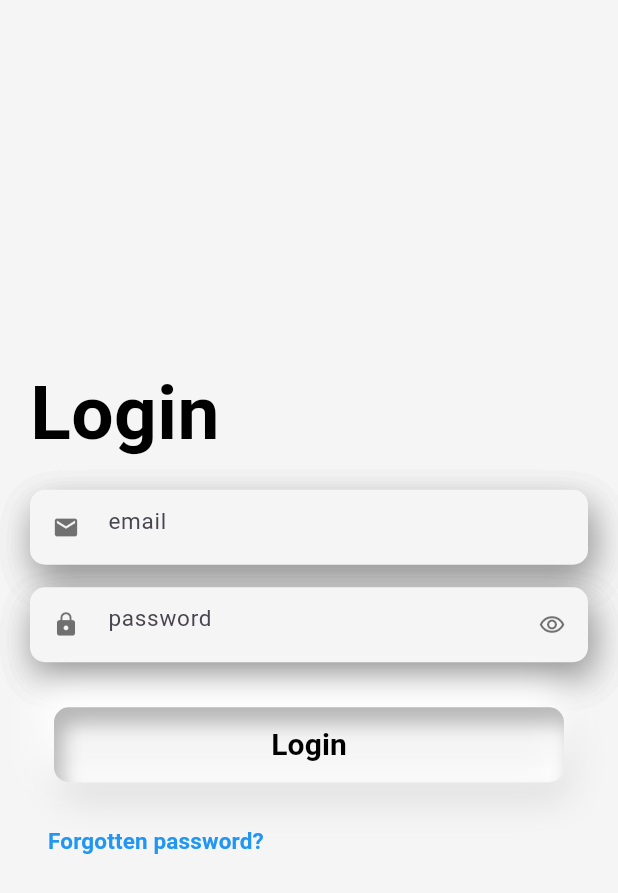
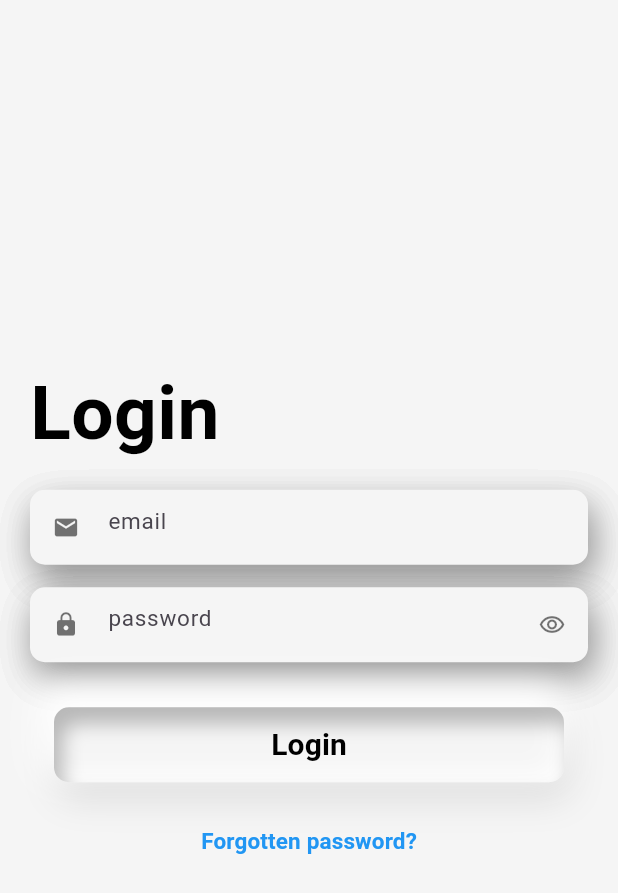
Before and after one commit to hendmosaad/Login, a Flutter app: the screen it shows after launch, on a phone screen of 412 x 824 dp. Shown: the top 893 px of the screen. Run offline on Flutter 3.47's test engine with Material 3 defaults, Android fonts, the phone set to English and light mode, and no system bars; our stand-ins replace flutter_inset_box_shadow.

Commit message:
new commit

```diff
--- a/lib/login_screen.dart
+++ b/lib/login_screen.dart
@@ -33,7 +33,9 @@ class LoginScreen extends StatelessWidget {
                 SizedBox(height:sizedBoxHeight ,),
                 loginButton(formKey: formKey3, Text: Text("Login",style: loginStyle(20,Colors.black),), function: (){}),
                 SizedBox(height:sizedBoxHeight ,),
-                forgetPassButton()
+                Align(
+                  alignment: Alignment.center,
+                    child: forgetPassButton())
 
 
 
```
